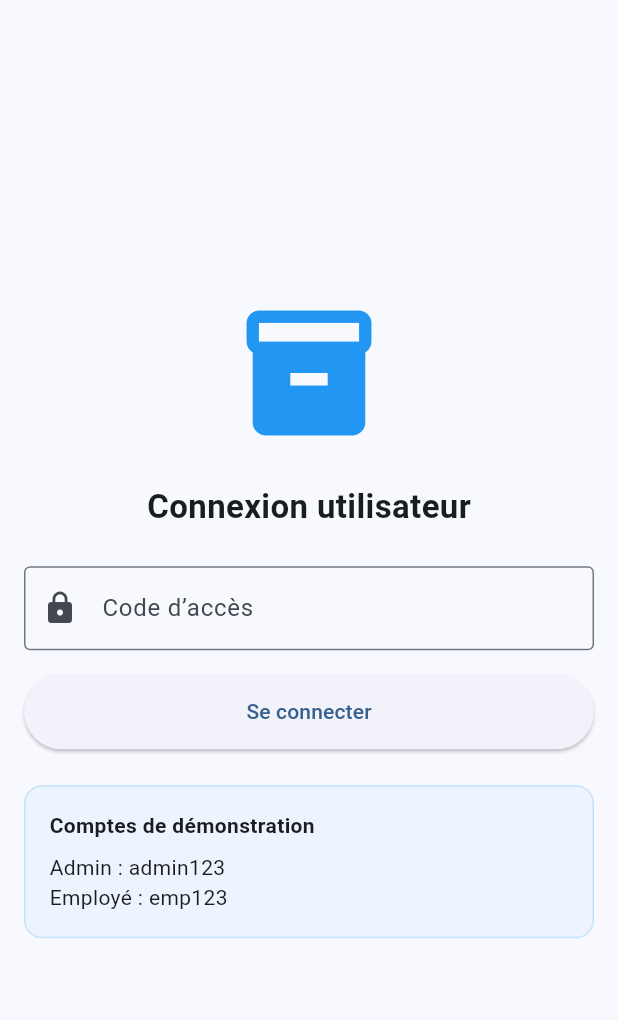
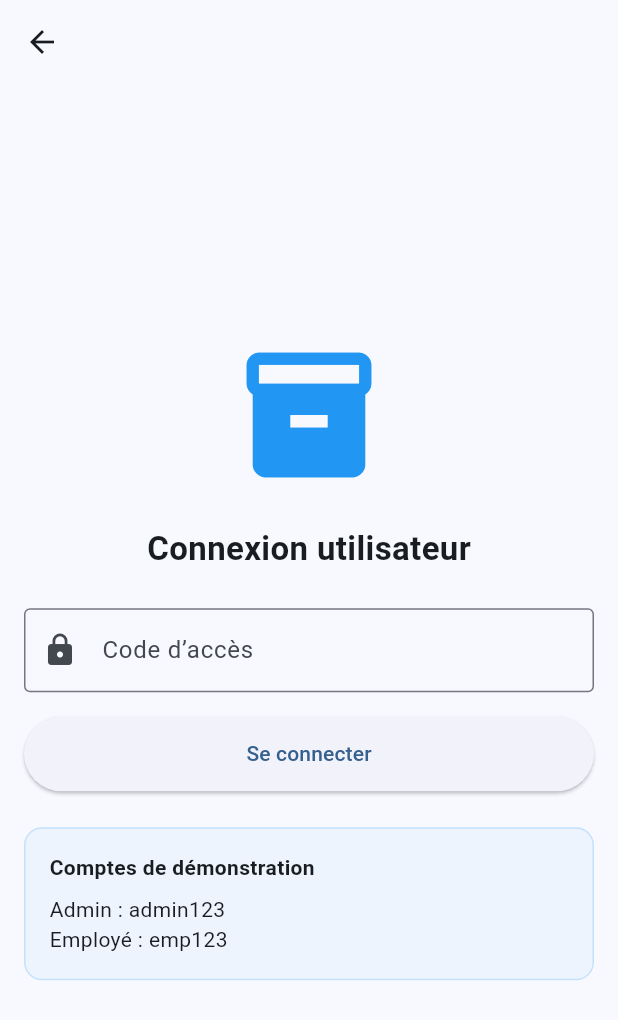
Before and after one commit to TarekMokadem/iManagement, a Flutter app: the UserLoginScreen screen opened by its route, on a phone screen of 412 x 824 dp. Shown: the top 1020 px of the screen. Run offline on Flutter 3.47's test engine with Material 3 defaults, Android fonts, the phone set to English and light mode, and no system bars; our stand-ins replace cloud_firestore, firebase_core, fl_chart, shared_preferences; missing offline and left inert: syncfusion_flutter_xlsio; accounts and stored records are empty.

Commit message:
feat: ajout boutons retour vers landing sur pages connexion/inscription

```diff
--- a/lib/screens/user_login_screen.dart
+++ b/lib/screens/user_login_screen.dart
@@ -59,7 +59,16 @@ class _UserLoginScreenState extends State<UserLoginScreen> {
 
   @override
   Widget build(BuildContext context) {
+    final colorScheme = Theme.of(context).colorScheme;
     return Scaffold(
+      appBar: AppBar(
+        backgroundColor: Colors.transparent,
+        elevation: 0,
+        leading: IconButton(
+          icon: Icon(Icons.arrow_back, color: colorScheme.onSurface),
+          onPressed: () => Navigator.pushReplacementNamed(context, '/'),
+        ),
+      ),
       body: Center(
         child: SingleChildScrollView(
           padding: const EdgeInsets.all(16),
```
Also changed, not shown: lib/screens/signup/signup_screen.dart (+8 -0 lines), lib/screens/tenant_login_screen.dart (+8 -0 lines).
